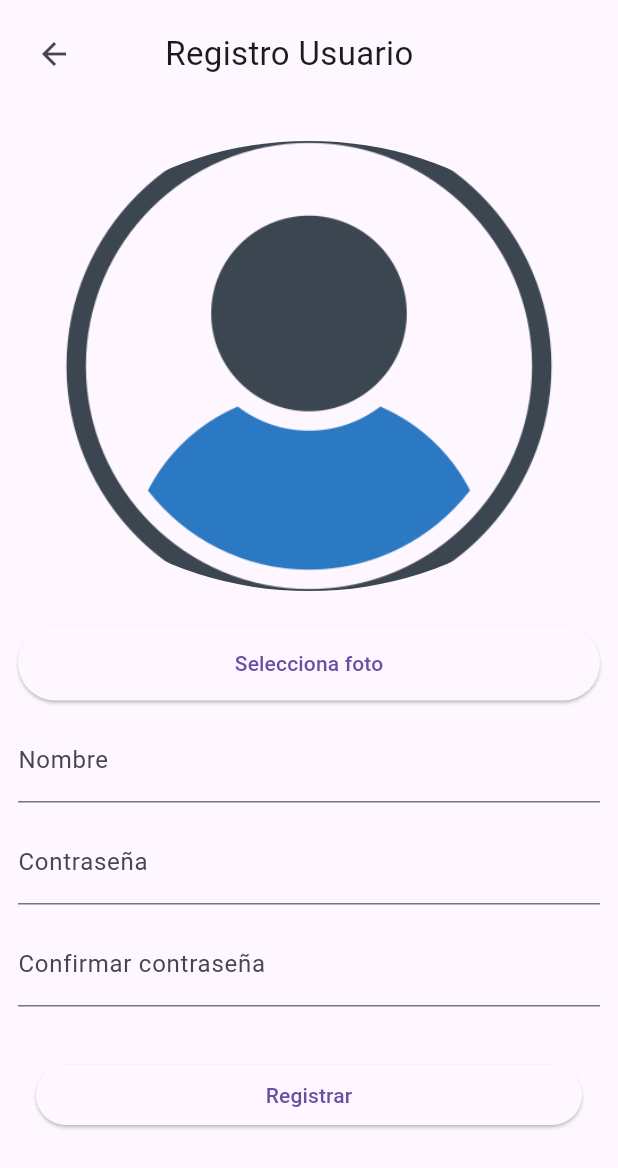
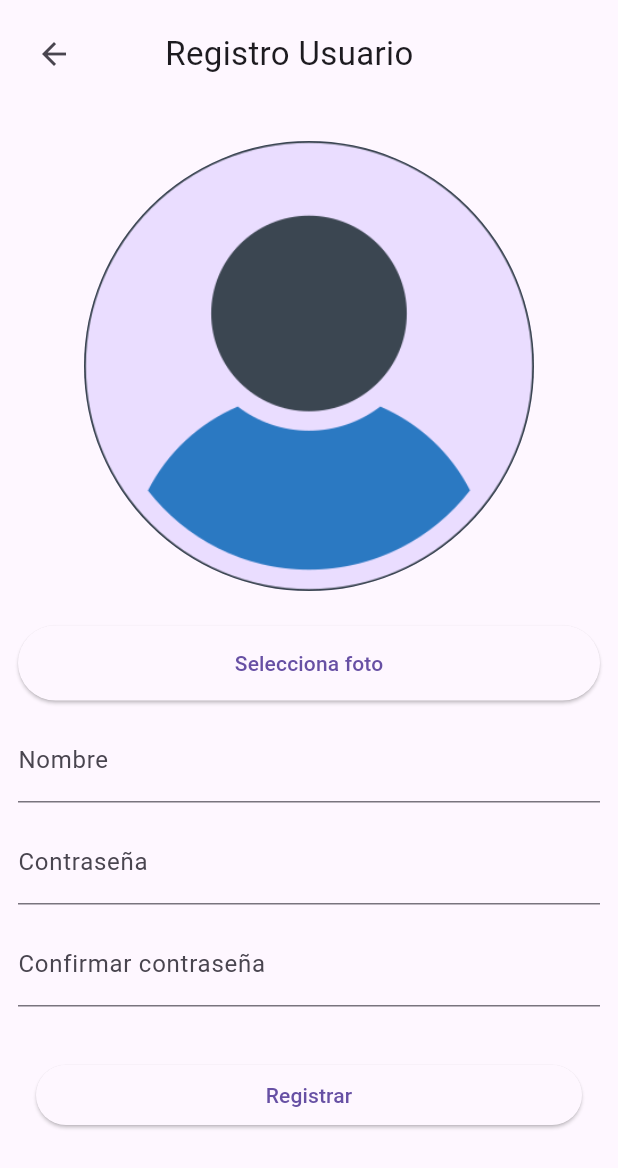
Before and after one commit to SantiSosa02/app_movil, a Flutter app: the RegistrarUsuarioScreen screen opened directly, on a phone screen of 412 x 824 dp. Shown: the top 1168 px of the screen. Run offline on Flutter 3.47's test engine with Material 2 defaults, Android fonts, the phone set to English and light mode, and no system bars; our stand-ins replace carousel_slider, image_picker.

```diff
--- a/lib/presentation/screens/login_screen.dart
+++ b/lib/presentation/screens/login_screen.dart
@@ -96,6 +96,7 @@ class _LoginScreenState extends State<LoginScreen> {
               child: TextFormField(
                 decoration: const InputDecoration(labelText: "Contraseña"),
                 controller: _passwordController,
+                obscureText: true,
                 validator: (value) {
                   if (value == null || value.isEmpty) {
                     return "Porfavor ingrese el nombre";
--- a/lib/presentation/screens/usuario_registrar_screen.dart
+++ b/lib/presentation/screens/usuario_registrar_screen.dart
@@ -39,8 +39,8 @@ class _RegistrarUsuarioScreenState extends State<RegistrarUsuarioScreen> {
 
   void verfificarExitencia() {
     final nombreUsuario = _userController.text;
-    final password=_passwordController.text;
-    final confirmPassword= _confirmPassContraoller.text;
+    final password = _passwordController.text;
+    final confirmPassword = _confirmPassContraoller.text;
     if (usuarioExistente(nombreUsuario)) {
       showDialog(
           context: context,
@@ -57,7 +57,7 @@ class _RegistrarUsuarioScreenState extends State<RegistrarUsuarioScreen> {
               ],
             );
           });
-    } else if(password != confirmPassword){
+    } else if (password != confirmPassword) {
       showDialog(
           context: context,
           builder: (context) {
@@ -73,7 +73,7 @@ class _RegistrarUsuarioScreenState extends State<RegistrarUsuarioScreen> {
               ],
             );
           });
-    }else if(image.isEmpty){
+    } else if (image.isEmpty) {
       showDialog(
           context: context,
           builder: (context) {
@@ -89,18 +89,31 @@ class _RegistrarUsuarioScreenState extends State<RegistrarUsuarioScreen> {
               ],
             );
           });
-    }else {
+    } else {
       var newUsuario = Usuario(
           user: nombreUsuario,
           password: _passwordController.text,
           image: image);
       usuarios.add(newUsuario);
-
+      showDialog(
+        context: context,
+        builder: (context) {
+          Future.delayed(Duration(seconds: 1), () {
+            Navigator.of(context)
+                .pop(); // Cierra el diálogo después de 2 segundos
             Navigator.push(
               context,
               MaterialPageRoute(
                 builder: (context) => const LoginScreen(),
               ),
+            ); // Redirige al usuario al inicio de sesión
+          });
+
+          return AlertDialog(
+            title: const Text("Éxito", style: TextStyle(color: Colors.green)),
+            content: Text("Usuario registrado"),
+          );
+        },
       );
     }
   }
@@ -127,7 +140,9 @@ class _RegistrarUsuarioScreenState extends State<RegistrarUsuarioScreen> {
                     },
                     icon: Icon(Icons.arrow_back),
                   ),
-              SizedBox(width: 50,),
+                  SizedBox(
+                    width: 50,
+                  ),
                   const Text(
                     "Registro Usuario",
                     style: TextStyle(
@@ -141,31 +156,30 @@ class _RegistrarUsuarioScreenState extends State<RegistrarUsuarioScreen> {
                 height: 34,
               ),
               if (image.isEmpty)
-                ClipOval(
-                  child: Image.asset("assets/images/avatar.png",
-                      width: 80, height: 300, fit: BoxFit.cover),
-                ),
+                CircleAvatar(
+                    radius: 150,
+                    backgroundImage: AssetImage(
+                      "assets/images/avatar.png",
+                    )),
               if (image.isNotEmpty)
-                ClipOval(
-                  child: Image.file(
-                    File(
-                      image,
-                    ),
-                    width: 70,
-                    height: 300,
-                    fit: BoxFit.cover,
+                CircleAvatar(
+                  radius:
+                      150, // Ajusta el valor del radio según tus necesidades
+                  backgroundImage: FileImage(
+                    File(image),
                   ),
                 ),
-
-                SizedBox(height: 23,),
+              SizedBox(
+                height: 23,
+              ),
               ElevatedButton(
                 onPressed: _pickImage,
-                style: ElevatedButton.styleFrom(
-                  fixedSize: const Size(9, 50)
-                ),
+                style: ElevatedButton.styleFrom(fixedSize: const Size(9, 50)),
                 child: const Text('Selecciona foto'),
               ),
-              SizedBox(height: 12,),
+              SizedBox(
+                height: 12,
+              ),
               TextFormField(
                 decoration: const InputDecoration(labelText: "Nombre"),
                 controller: _userController,
@@ -175,32 +189,41 @@ class _RegistrarUsuarioScreenState extends State<RegistrarUsuarioScreen> {
                   }
                 },
               ),
-              SizedBox(height: 12,),
+              SizedBox(
+                height: 12,
+              ),
               TextFormField(
                 decoration: const InputDecoration(labelText: "Contraseña"),
                 controller: _passwordController,
+                obscureText: true,
                 validator: (value) {
                   if (value == null || value.isEmpty) {
                     return "Porfavor ingrese la contraseña";
                   }
                 },
               ),
-              SizedBox(height: 12,),
+              SizedBox(
+                height: 12,
+              ),
               TextFormField(
-                decoration: const InputDecoration(labelText: "Confirmar contraseña"),
+                decoration:
+                    const InputDecoration(labelText: "Confirmar contraseña"),
                 controller: _confirmPassContraoller,
+                obscureText: true,
                 validator: (value) {
                   if (value == null || value.isEmpty) {
                     return "Porfavor verifique la contraseña";
                   }
                 },
               ),
-              SizedBox(height: 23,),
+              SizedBox(
+                height: 23,
+              ),
               Padding(
                 padding: const EdgeInsets.all(12.0),
                 child: ElevatedButton(
                   onPressed: () {
-                    if(_formKey.currentState!.validate()){
+                    if (_formKey.currentState!.validate()) {
                       verfificarExitencia();
                     }
                   },
```
Also changed, not shown: lib/presentation/screens/usuario_home_registration.dart (+29 -29 lines), lib/presentation/screens/usuario_screen.dart (+16 -6 lines), lib/presentation/widgets/drawer.dart (+86 -59 lines). Lines whose indentation alone changed are shown as unchanged.
